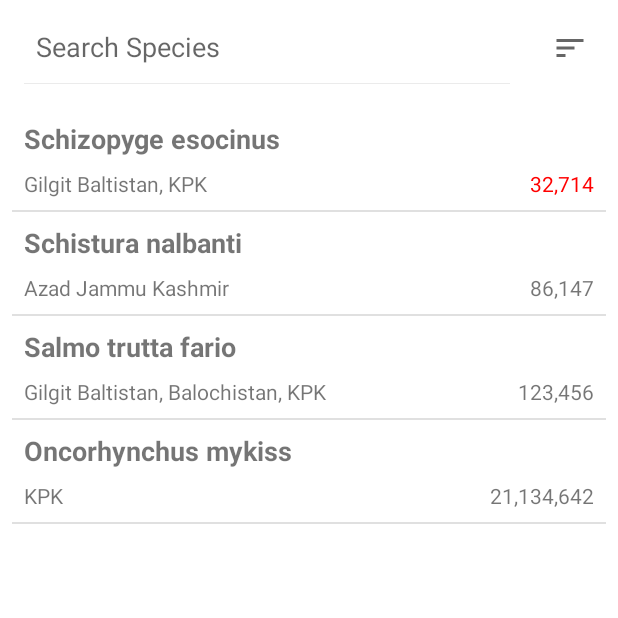
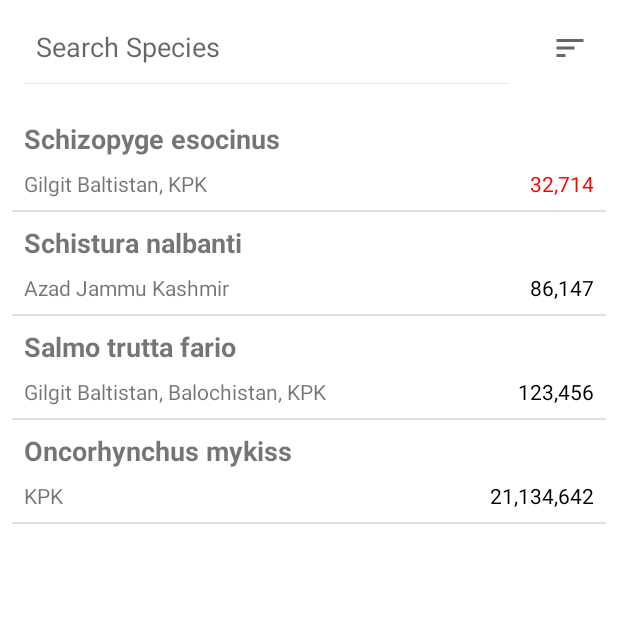
Before and after one commit to mshahidshakeel/LifeBelowWater, an Android app: the screen it shows after launch (MainActivity), on a phone screen of 412 x 824 dp, the top half of it. Run offline under Robolectric (Android 15) with nearby library versions, the phone set to English and light mode, and no system bars.

Commit message:
Specie highlight bug fixed

```diff
--- a/app/src/main/java/com/shahidshakeel/lifebelowwater/utils/recyclerview/species/SpeciesViewHolder.java
+++ b/app/src/main/java/com/shahidshakeel/lifebelowwater/utils/recyclerview/species/SpeciesViewHolder.java
@@ -42,5 +42,7 @@ public class SpeciesViewHolder extends RecyclerView.ViewHolder {
     tvPopulation.setText(NumberFormat.getNumberInstance().format(population));
     if (population < 50000)
       tvPopulation.setTextColor(Color.RED);
+    else
+      tvPopulation.setTextColor(Color.BLACK);
   }
 }
```
